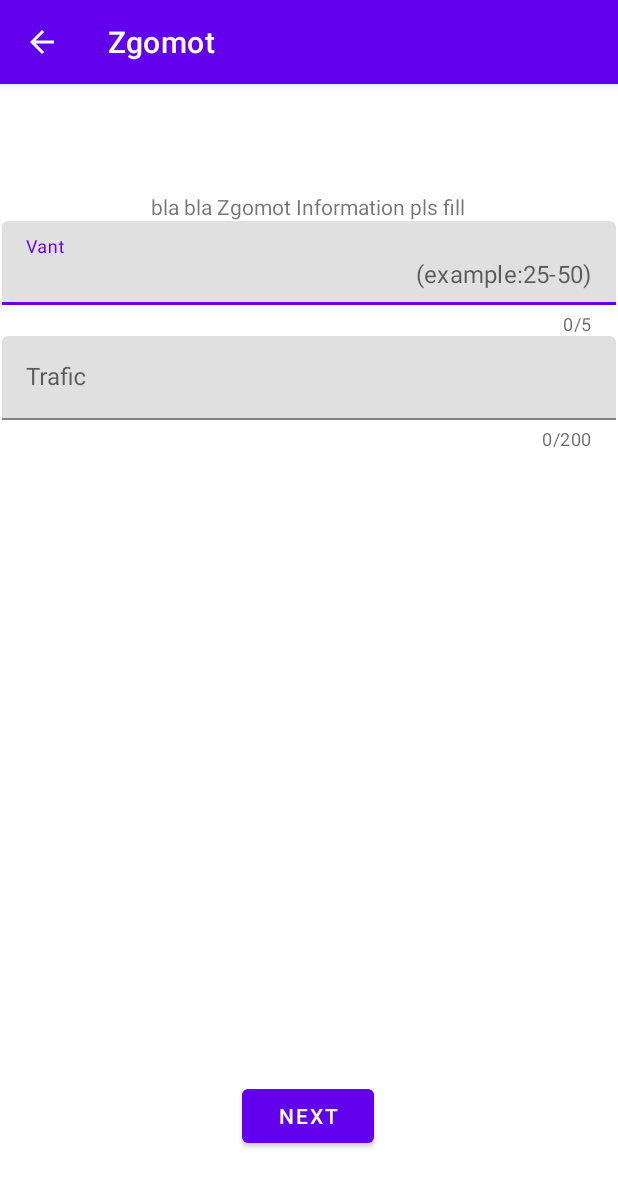
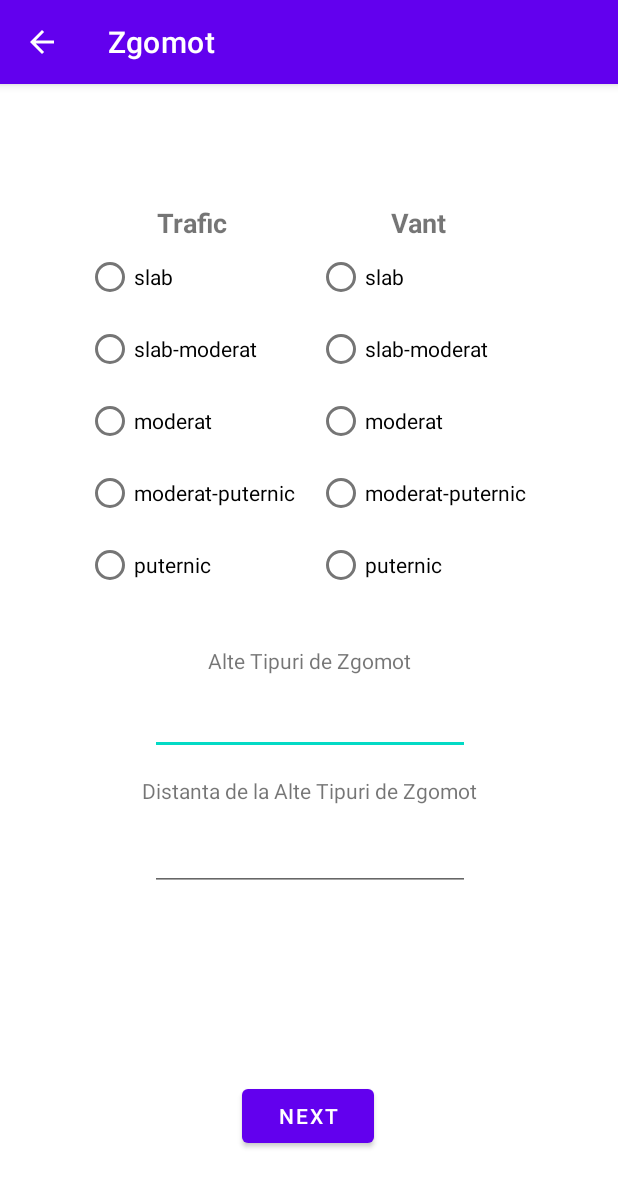
Before and after one commit to MihaiSirbu/Geophysics_Lair, an Android app: the ZgomotActivity04 screen opened directly, with no data from a screen before it, on a phone screen of 412 x 824 dp. Shown: the top 1187 px of the screen. Run offline under Robolectric (Android 15) with nearby library versions, the phone set to English and light mode, and no system bars.

Commit message:
Started front end design for activity_zgomot04.xml. Needs further clarification from boss.

```diff
--- a/app/src/main/res/layout/activity_zgomot04.xml
+++ b/app/src/main/res/layout/activity_zgomot04.xml
@@ -11,13 +11,109 @@
         android:id="@+id/PageTerenDescription"
         android:layout_width="wrap_content"
         android:layout_height="wrap_content"
-        android:layout_marginTop="72dp"
-        android:text="bla bla Zgomot Information pls fill"
+        android:layout_marginTop="80dp"
+        android:text="Vant"
+        android:textSize="18dp"
+        android:textStyle="bold"
         app:layout_constraintEnd_toEndOf="parent"
-        app:layout_constraintHorizontal_bias="0.497"
+        app:layout_constraintHorizontal_bias="0.695"
         app:layout_constraintStart_toStartOf="parent"
         app:layout_constraintTop_toTopOf="parent" />
 
+    <RadioGroup
+        android:id="@+id/radioGroup"
+        android:layout_width="wrap_content"
+        android:layout_height="wrap_content"
+
+        app:layout_constraintEnd_toEndOf="parent"
+        app:layout_constraintHorizontal_bias="0.774"
+        app:layout_constraintStart_toStartOf="parent"
+        app:layout_constraintTop_toBottomOf="@+id/PageTerenDescription">
+
+        <RadioButton
+            android:id="@+id/radioButton5"
+            android:layout_width="match_parent"
+            android:layout_height="wrap_content"
+            android:text="slab" />
+
+        <RadioButton
+            android:id="@+id/radioButton4"
+            android:layout_width="match_parent"
+            android:layout_height="wrap_content"
+            android:text="slab-moderat" />
+
+        <RadioButton
+            android:id="@+id/radioButton3"
+            android:layout_width="match_parent"
+            android:layout_height="wrap_content"
+            android:text="moderat" />
+
+        <RadioButton
+            android:id="@+id/radioButton2"
+            android:layout_width="match_parent"
+            android:layout_height="wrap_content"
+            android:text="moderat-puternic" />
+
+        <RadioButton
+            android:id="@+id/radioButton"
+            android:layout_width="match_parent"
+            android:layout_height="wrap_content"
+            android:text="puternic" />
+    </RadioGroup>
+
+
+    <TextView
+        android:id="@+id/textView3"
+        android:layout_width="wrap_content"
+        android:layout_height="wrap_content"
+        android:layout_marginTop="80dp"
+        android:text="Trafic"
+        android:textSize="18dp"
+        android:textStyle="bold"
+        app:layout_constraintEnd_toEndOf="parent"
+        app:layout_constraintHorizontal_bias="0.287"
+        app:layout_constraintStart_toStartOf="parent"
+        app:layout_constraintTop_toTopOf="parent" />
+
+    <RadioGroup
+        android:layout_width="wrap_content"
+        android:layout_height="wrap_content"
+
+        app:layout_constraintEnd_toEndOf="parent"
+        app:layout_constraintHorizontal_bias="0.21"
+        app:layout_constraintStart_toStartOf="parent"
+        app:layout_constraintTop_toBottomOf="@+id/textView3">
+
+        <RadioButton
+            android:id="@+id/radioButton10"
+            android:layout_width="match_parent"
+            android:layout_height="wrap_content"
+            android:text="slab" />
+
+        <RadioButton
+            android:id="@+id/radioButton9"
+            android:layout_width="match_parent"
+            android:layout_height="wrap_content"
+            android:text="slab-moderat" />
+
+        <RadioButton
+            android:id="@+id/radioButton8"
+            android:layout_width="match_parent"
+            android:layout_height="wrap_content"
+            android:text="moderat" />
+
+        <RadioButton
+            android:id="@+id/radioButton7"
+            android:layout_width="match_parent"
+            android:layout_height="wrap_content"
+            android:text="moderat-puternic" />
+
+        <RadioButton
+            android:id="@+id/radioButton6"
+            android:layout_width="match_parent"
+            android:layout_height="wrap_content"
+            android:text="puternic" />
+    </RadioGroup>
 
     <Button
         android:id="@+id/NextButton"
@@ -30,40 +126,51 @@
         app:layout_constraintHorizontal_bias="0.498"
         app:layout_constraintStart_toStartOf="parent" />
 
-    <com.google.android.material.textfield.TextInputLayout
-        android:id="@+id/textInputLayout"
-        android:layout_width="409dp"
+    <TextView
+        android:id="@+id/textView4"
+        android:layout_width="wrap_content"
         android:layout_height="wrap_content"
+        android:layout_marginTop="30dp"
+        android:text="Alte Tipuri de Zgomot"
         app:layout_constraintEnd_toEndOf="parent"
+        app:layout_constraintHorizontal_bias="0.501"
         app:layout_constraintStart_toStartOf="parent"
-        app:layout_constraintTop_toBottomOf="@+id/PageTerenDescription"
-        app:counterEnabled="true"
-        app:counterMaxLength="5"
-        android:hint="Vant"
-        app:suffixText="(example:25-50)">
+        app:layout_constraintTop_toBottomOf="@+id/radioGroup" />
 
-        <com.google.android.material.textfield.TextInputEditText
-            android:layout_width="match_parent"
-            android:layout_height="wrap_content"
-            android:maxLength="5"
-            />
-    </com.google.android.material.textfield.TextInputLayout>
+    <EditText
+        android:id="@+id/editTextTextPersonName"
+        android:layout_width="wrap_content"
+        android:layout_height="wrap_content"
+        android:layout_marginTop="8dp"
+        android:ems="10"
+        android:inputType="textPersonName"
+        app:layout_constraintEnd_toEndOf="parent"
+        app:layout_constraintHorizontal_bias="0.502"
+        app:layout_constraintStart_toStartOf="parent"
+        app:layout_constraintTop_toBottomOf="@+id/textView4" />
+
+    <EditText
+        android:id="@+id/editTextTextPersonName2"
+        android:layout_width="wrap_content"
+        android:layout_height="wrap_content"
+        android:layout_marginTop="12dp"
+        android:ems="10"
+        android:inputType="textPersonName"
+        app:layout_constraintEnd_toEndOf="parent"
+        app:layout_constraintHorizontal_bias="0.502"
+        app:layout_constraintStart_toStartOf="parent"
+        app:layout_constraintTop_toBottomOf="@+id/textView5" />
+
+    <TextView
+        android:id="@+id/textView5"
+        android:layout_width="wrap_content"
+        android:layout_height="wrap_content"
+        android:layout_marginTop="14dp"
+        android:text="Distanta de la Alte Tipuri de Zgomot"
+        app:layout_constraintEnd_toEndOf="parent"
+        app:layout_constraintHorizontal_bias="0.501"
+        app:layout_constraintStart_toStartOf="parent"
+        app:layout_constraintTop_toBottomOf="@+id/editTextTextPersonName" />
 
 
-    <com.google.android.material.textfield.TextInputLayout
-        android:layout_width="409dp"
-        android:layout_height="wrap_content"
-        app:layout_constraintEnd_toEndOf="parent"
-        app:layout_constraintStart_toStartOf="parent"
-        app:layout_constraintTop_toBottomOf="@+id/textInputLayout"
-        android:hint="Trafic"
-        app:counterEnabled="true"
-        app:counterMaxLength="200" >
-
-        <com.google.android.material.textfield.TextInputEditText
-            android:layout_width="match_parent"
-            android:layout_height="wrap_content"
-            android:maxLength="200" />
-    </com.google.android.material.textfield.TextInputLayout>
-
 </androidx.constraintlayout.widget.ConstraintLayout>
```
